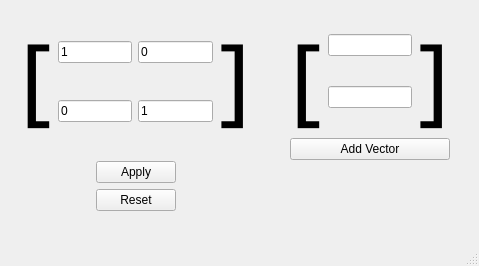
This is main_window.ui in Dmitry315/LinearAlgebraViewer as Qt 5 draws it before an edit. The edited form follows.
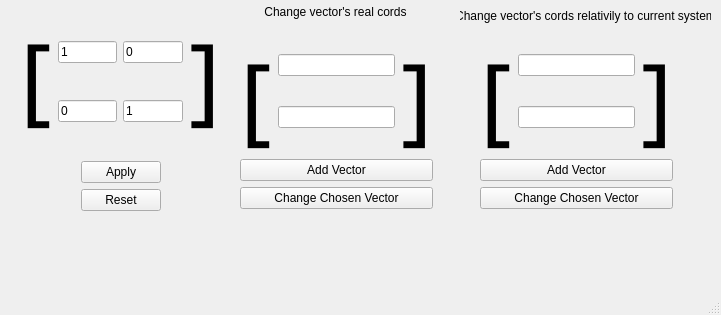
This is the edited form.

Commit message: add possibility to change vector's real and relatived to current system cords

The edit to the form file:
```diff
--- a/main_window.ui
+++ b/main_window.ui
@@ -6,8 +6,8 @@
    <rect>
     <x>0</x>
     <y>0</y>
-    <width>479</width>
-    <height>266</height>
+    <width>721</width>
+    <height>315</height>
    </rect>
   </property>
   <property name="windowTitle">
@@ -19,7 +19,7 @@
      <rect>
       <x>20</x>
       <y>10</y>
-      <width>231</width>
+      <width>201</width>
       <height>201</height>
      </rect>
     </property>
@@ -171,14 +171,21 @@
    <widget class="QWidget" name="gridLayoutWidget_4">
     <property name="geometry">
      <rect>
-      <x>290</x>
-      <y>10</y>
-      <width>160</width>
-      <height>150</height>
+      <x>240</x>
+      <y>30</y>
+      <width>193</width>
+      <height>179</height>
      </rect>
     </property>
     <layout class="QGridLayout" name="gridLayout_5">
-     <item row="1" column="0">
+     <item row="3" column="0">
+      <widget class="QPushButton" name="ChangeVectorRealCords">
+       <property name="text">
+        <string>Change Chosen Vector</string>
+       </property>
+      </widget>
+     </item>
+     <item row="2" column="0">
       <widget class="QPushButton" name="AddVector">
        <property name="text">
         <string>Add Vector</string>
@@ -236,8 +243,8 @@
    <widget class="QLabel" name="ErrorLog">
     <property name="geometry">
      <rect>
-      <x>290</x>
-      <y>170</y>
+      <x>260</x>
+      <y>220</y>
       <width>161</width>
       <height>31</height>
      </rect>
@@ -249,6 +256,110 @@
      <set>Qt::AlignCenter</set>
     </property>
    </widget>
+   <widget class="QLabel" name="label_5">
+    <property name="geometry">
+     <rect>
+      <x>240</x>
+      <y>0</y>
+      <width>191</width>
+      <height>23</height>
+     </rect>
+    </property>
+    <property name="text">
+     <string>Change vector's real cords</string>
+    </property>
+    <property name="alignment">
+     <set>Qt::AlignCenter</set>
+    </property>
+   </widget>
+   <widget class="QLabel" name="label_6">
+    <property name="geometry">
+     <rect>
+      <x>460</x>
+      <y>0</y>
+      <width>251</width>
+      <height>31</height>
+     </rect>
+    </property>
+    <property name="text">
+     <string>Change vector's cords relativily to current system</string>
+    </property>
+    <property name="alignment">
+     <set>Qt::AlignCenter</set>
+    </property>
+   </widget>
+   <widget class="QWidget" name="gridLayoutWidget_5">
+    <property name="geometry">
+     <rect>
+      <x>480</x>
+      <y>30</y>
+      <width>193</width>
+      <height>179</height>
+     </rect>
+    </property>
+    <layout class="QGridLayout" name="gridLayout_6">
+     <item row="3" column="0">
+      <widget class="QPushButton" name="ChangeVectorRelativeCords">
+       <property name="text">
+        <string>Change Chosen Vector</string>
+       </property>
+      </widget>
+     </item>
+     <item row="2" column="0">
+      <widget class="QPushButton" name="AddVector_rel">
+       <property name="text">
+        <string>Add Vector</string>
+       </property>
+      </widget>
+     </item>
+     <item row="0" column="0">
+      <layout class="QGridLayout" name="gridLayout_7">
+       <item row="0" column="2">
+        <widget class="QLabel" name="label_7">
+         <property name="font">
+          <font>
+           <family>Candara Light</family>
+           <pointsize>72</pointsize>
+          </font>
+         </property>
+         <property name="text">
+          <string>]</string>
+         </property>
+         <property name="alignment">
+          <set>Qt::AlignLeading|Qt::AlignLeft|Qt::AlignTop</set>
+         </property>
+        </widget>
+       </item>
+       <item row="0" column="1">
+        <layout class="QGridLayout" name="gridLayout_8">
+         <item row="0" column="0">
+          <widget class="QLineEdit" name="Vector_x_rel"/>
+         </item>
+         <item row="1" column="0">
+          <widget class="QLineEdit" name="Vector_y_rel"/>
+         </item>
+        </layout>
+       </item>
+       <item row="0" column="0">
+        <widget class="QLabel" name="label_8">
+         <property name="font">
+          <font>
+           <family>Candara Light</family>
+           <pointsize>72</pointsize>
+          </font>
+         </property>
+         <property name="text">
+          <string>[</string>
+         </property>
+         <property name="alignment">
+          <set>Qt::AlignLeading|Qt::AlignLeft|Qt::AlignTop</set>
+         </property>
+        </widget>
+       </item>
+      </layout>
+     </item>
+    </layout>
+   </widget>
   </widget>
   <widget class="QMenuBar" name="menubar">
    <property name="geometry">
```
Left out of the diff: 2 changed lines with no effect on the pictures. The commit also changes 3 other files.
